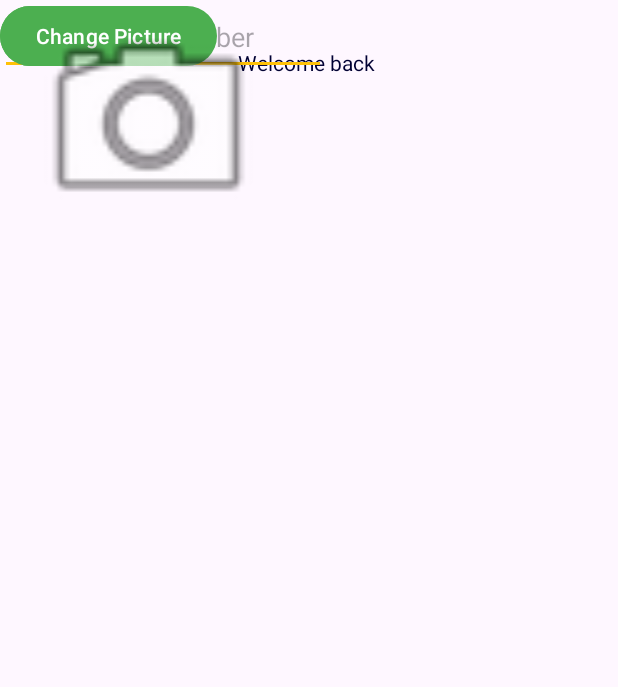
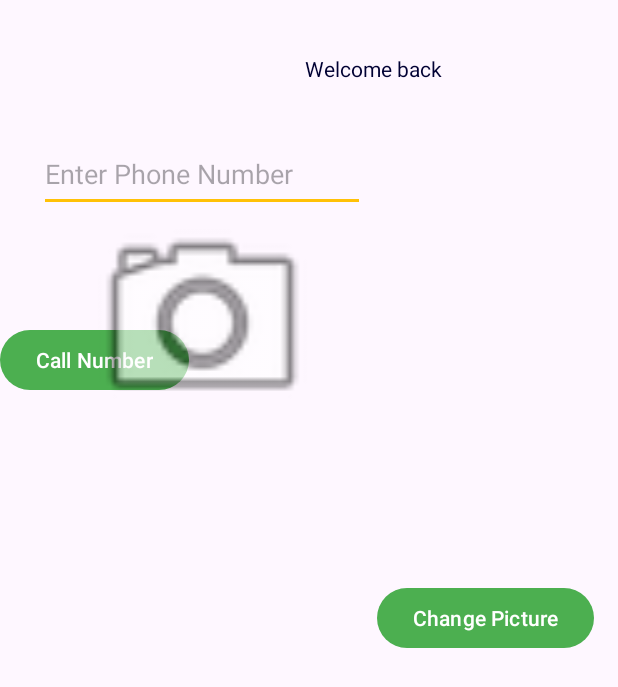
Before and after one commit to TrebleHaaland/CST2335-AndroidLabs, an Android app: the screen it shows after launch (SecondActivity), after a tap on "Login", on a phone screen of 412 x 824 dp. Shown: the top 687 px of the screen. Run offline under Robolectric (Android 15) with nearby library versions, the phone set to English and light mode, and no system bars.

Commit message:
Started Lab 4

```diff
--- a/app/src/main/res/layout/activity_second.xml
+++ b/app/src/main/res/layout/activity_second.xml
@@ -10,10 +10,10 @@
         android:id="@+id/screen1Message"
         android:layout_width="wrap_content"
         android:layout_height="wrap_content"
-        android:layout_marginTop="32dp"
+        android:layout_marginTop="36dp"
         android:text="TextView"
         app:layout_constraintEnd_toEndOf="parent"
-        app:layout_constraintHorizontal_bias="0.5"
+        app:layout_constraintHorizontal_bias="0.64"
         app:layout_constraintStart_toStartOf="parent"
         app:layout_constraintTop_toTopOf="parent" />
 
@@ -21,38 +21,47 @@
         android:id="@+id/callNumberButton"
         android:layout_width="wrap_content"
         android:layout_height="wrap_content"
+        android:layout_marginTop="92dp"
         android:text="Call Number"
-        tools:layout_editor_absoluteX="284dp"
-        tools:layout_editor_absoluteY="93dp"
-        tools:ignore="MissingConstraints" />
+        app:layout_constraintBottom_toTopOf="@+id/changePictureButton"
+        app:layout_constraintTop_toTopOf="parent"
+        tools:ignore="MissingConstraints"
+        tools:layout_editor_absoluteX="284dp" />
 
     <EditText
         android:id="@+id/editTextNumber"
         android:layout_width="217dp"
         android:layout_height="50dp"
+        android:layout_marginStart="26dp"
+        android:layout_marginTop="91dp"
         android:ems="10"
         android:hint="Enter Phone Number"
         android:inputType="phone"
-        tools:layout_editor_absoluteX="26dp"
-        tools:layout_editor_absoluteY="91dp"
+        app:layout_constraintStart_toStartOf="parent"
+        app:layout_constraintTop_toTopOf="parent"
         tools:ignore="MissingConstraints" />
 
     <Button
         android:id="@+id/changePictureButton"
         android:layout_width="wrap_content"
         android:layout_height="wrap_content"
+        android:layout_marginEnd="16dp"
+        android:layout_marginBottom="388dp"
         android:text="Change Picture"
-        tools:ignore="MissingConstraints"
-        tools:layout_editor_absoluteX="265dp"
-        tools:layout_editor_absoluteY="248dp" />
+        app:layout_constraintBottom_toBottomOf="parent"
+        app:layout_constraintEnd_toEndOf="parent"
+        tools:ignore="MissingConstraints" />
 
     <ImageView
         android:id="@+id/picture"
         android:layout_width="198dp"
         android:layout_height="160dp"
+        android:layout_marginStart="36dp"
+        android:layout_marginBottom="540dp"
+        app:layout_constraintBottom_toBottomOf="parent"
+        app:layout_constraintStart_toStartOf="parent"
+        app:layout_constraintTop_toBottomOf="@+id/editTextNumber"
         app:srcCompat="@android:drawable/ic_menu_camera"
-        tools:ignore="MissingConstraints"
-        tools:layout_editor_absoluteX="36dp"
-        tools:layout_editor_absoluteY="191dp" />
+        tools:ignore="MissingConstraints" />
 
 </androidx.constraintlayout.widget.ConstraintLayout>
```
